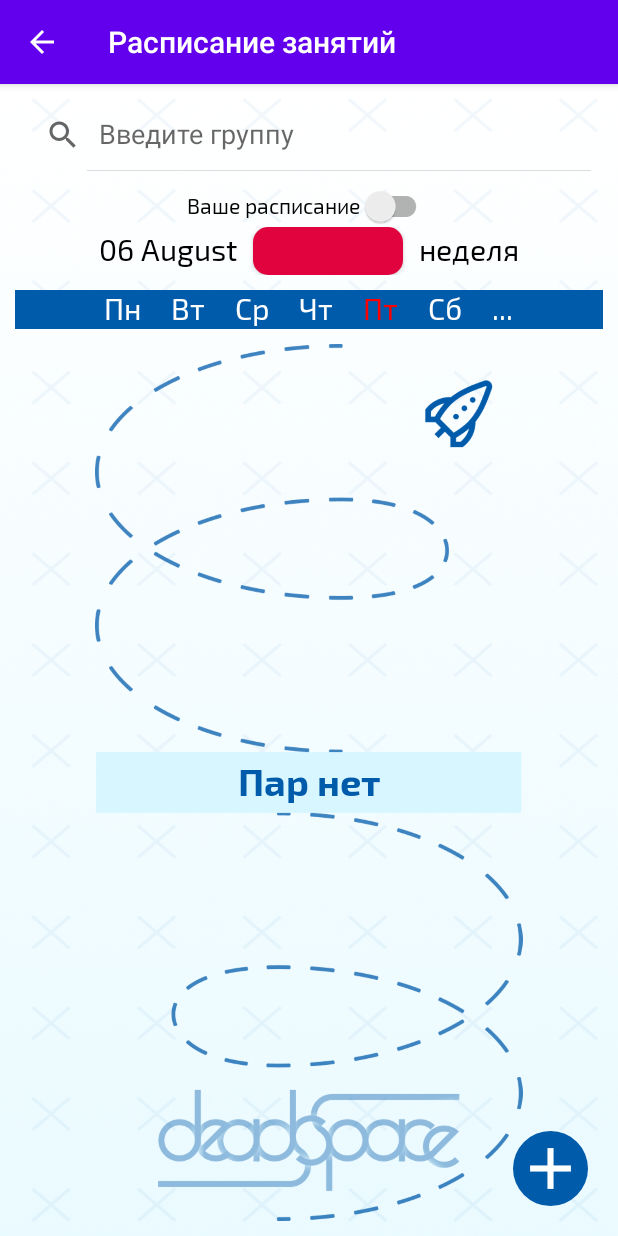
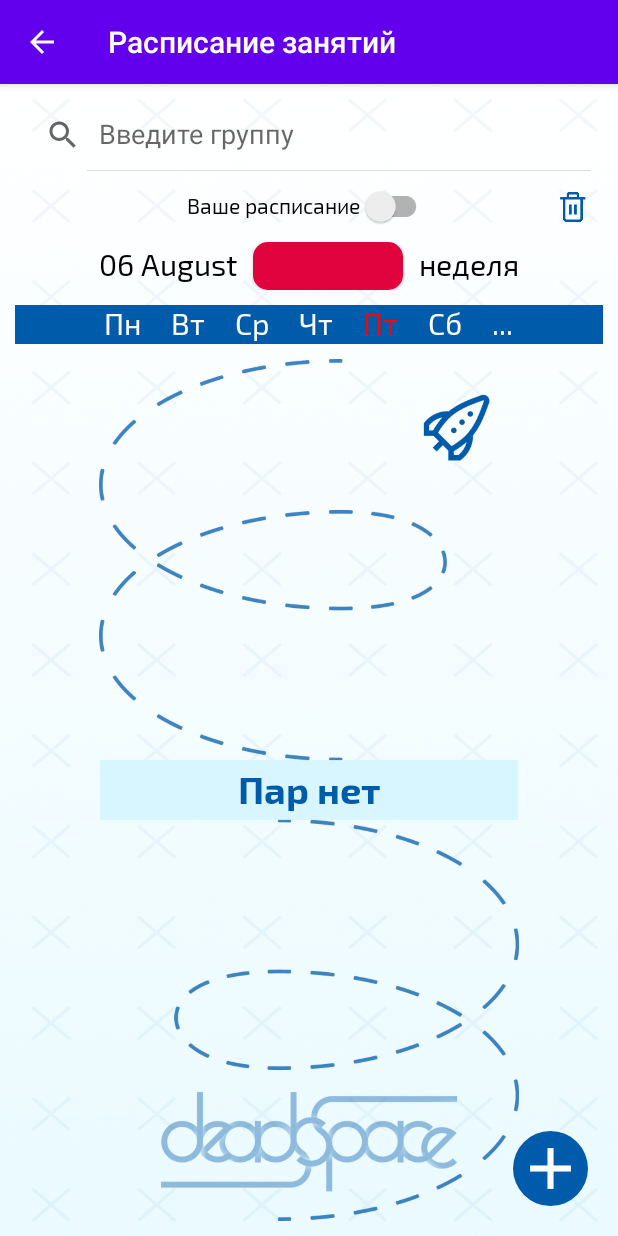
Before and after one commit to Cir2100/DeadSpace, an Android app: the ScheduleActivity screen opened directly, with no data from a screen before it, on a phone screen of 412 x 824 dp. Run offline under Robolectric (Android 15) with nearby library versions, the phone set to English and light mode, and no system bars; our stand-ins replace Room's generated code, data binding; 1 statement that could not run was skipped.

Commit message:
Add a button to delete a schedule (inactivity)

```diff
--- a/app/src/main/res/layout/schedule_activity.xml
+++ b/app/src/main/res/layout/schedule_activity.xml
@@ -47,7 +47,7 @@
             android:layout_width="wrap_content"
             android:layout_height="wrap_content"
             android:layout_gravity="center"
-            android:layout_marginTop="10dp"
+            android:layout_marginVertical="10dp"
             android:fontFamily="@font/exo_2"
             android:text="Ваше расписание"
             app:layout_constraintEnd_toEndOf="parent"
@@ -58,9 +58,9 @@
             android:id="@+id/date"
             android:layout_width="match_parent"
             android:layout_height="wrap_content"
-
             android:gravity="center"
             android:orientation="horizontal"
+            android:layout_marginTop="10dp"
             app:layout_constraintTop_toBottomOf="@id/is_users_switcher"
             app:layout_constraintStart_toStartOf="parent"
             app:layout_constraintEnd_toEndOf="parent">
@@ -265,6 +265,17 @@
             app:layout_constraintBottom_toBottomOf="parent"
             app:layout_constraintEnd_toEndOf="parent" />
 
+        <ImageView
+            android:id="@+id/imageView"
+            android:layout_width="40dp"
+            android:layout_height="40dp"
+            app:srcCompat="@drawable/delete_schdl"
+            android:background="@android:color/transparent"
+            android:scaleType="centerInside"
+            app:layout_constraintEnd_toEndOf="parent"
+            app:layout_constraintTop_toTopOf="@id/is_users_switcher"
+            app:layout_constraintBottom_toBottomOf="@id/is_users_switcher"/>
+
     </androidx.constraintlayout.widget.ConstraintLayout>
 
 </layout>
```
Also changed, not shown: app/src/main/res/drawable-v24/delete_schdl.png (added).
